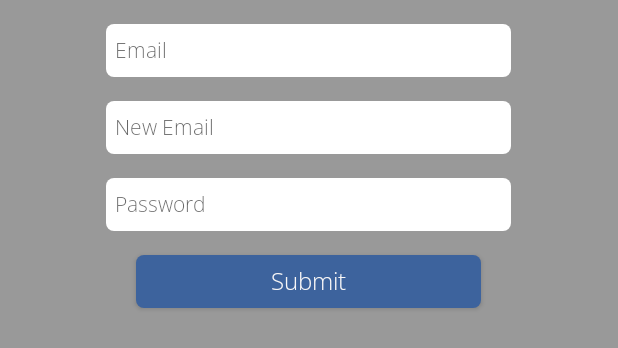
After one commit to MohamedAAbdelwahab/GuardianAngelGP, an Android app: the layout popup_email.xml on its own in the app's theme, with its tools: preview values and no code run, on a phone screen of 412 x 824 dp. The commit adds this screen. Shown: the top 348 px of the screen. Run offline under Robolectric (Android 15) with nearby library versions, the phone set to English and light mode, and no system bars.

Commit message:
popup windows

```diff
--- /dev/null
+++ b/app/src/main/res/layout/popup_email.xml
@@ -0,0 +1,73 @@
+<?xml version="1.0" encoding="utf-8"?>
+<LinearLayout xmlns:android="http://schemas.android.com/apk/res/android"
+    xmlns:app="http://schemas.android.com/apk/res-auto"
+    xmlns:tools="http://schemas.android.com/tools"
+    android:layout_width="match_parent"
+    android:layout_height="match_parent"
+    android:background="#999999"
+    android:gravity="center_horizontal"
+    android:orientation="vertical">
+
+    <EditText
+        android:id="@+id/email_box"
+        android:layout_width="270dp"
+        android:layout_height="35dp"
+        android:layout_marginStart="16dp"
+        android:layout_marginTop="16dp"
+        android:layout_marginEnd="16dp"
+        android:layout_marginBottom="16dp"
+        android:background="@drawable/input_bg"
+        android:backgroundTint="#FFFFFF"
+        android:ems="10"
+        android:fontFamily="@font/open_sans_light"
+        android:foregroundTint="#FFF"
+        android:hint="Email"
+        android:inputType="textEmailAddress"
+        android:paddingLeft="6dp"
+        android:textSize="14sp" />
+
+    <EditText
+        android:id="@+id/email_box2"
+        android:layout_width="270dp"
+        android:layout_height="35dp"
+        android:layout_marginStart="16dp"
+        android:layout_marginEnd="16dp"
+        android:layout_marginBottom="16dp"
+        android:background="@drawable/input_bg"
+        android:backgroundTint="#FFFFFF"
+        android:ems="10"
+        android:fontFamily="@font/open_sans_light"
+        android:foregroundTint="#FFF"
+        android:hint="New Email"
+        android:inputType="textEmailAddress"
+        android:paddingLeft="6dp"
+        android:textSize="14sp" />
+
+    <EditText
+        android:id="@+id/password_box2"
+        android:layout_width="270dp"
+        android:layout_height="35dp"
+        android:background="@drawable/input_bg"
+        android:backgroundTint="#FFFFFF"
+        android:ems="10"
+        android:fontFamily="@font/open_sans_light"
+        android:foregroundTint="#FFFFFF"
+        android:hint="Password"
+        android:inputType="textPassword"
+        android:paddingLeft="6dp"
+        android:textSize="14sp" />
+
+    <Button
+        android:id="@+id/log_btn2"
+        android:layout_width="230dp"
+        android:layout_height="35dp"
+        android:layout_marginTop="16dp"
+        android:layout_marginBottom="16dp"
+        android:background="@drawable/btn_bg"
+        android:fontFamily="@font/open_sans_light"
+        android:text="Submit"
+        android:textAllCaps="false"
+        android:textColor="#FAF8F8"
+        android:textSize="16sp" />
+
+</LinearLayout>
--- a/app/src/main/res/values/styles.xml
+++ b/app/src/main/res/values/styles.xml
@@ -17,4 +17,9 @@
             <item name="android:background">@color/menubackground</item>
             <item name="android:alpha">0.9</item>
     </style>
+    <style name = "AppTheme.popup" >
+        <item name= "android:windowIsTranslucent">true</item>
+        <item name= "android:windowCloseOnTouchOutside">true</item>
+        <item name="android:popupBackground">@drawable/popup_radius</item>
+    </style>
 </resources>
```
Also changed, not shown: app/src/main/AndroidManifest.xml (+14 -0 lines), app/src/main/java/com/GuardianAngel/HomeActivity.java (+26 -0 lines), app/src/main/java/com/GuardianAngel/ScreenCaptureActivity.java (deleted, +0 -78 lines), app/src/main/java/com/GuardianAngel/changeEmailPopup.java (added, +20 -0 lines), app/src/main/java/com/GuardianAngel/changePwdPopup.java (added, +17 -0 lines), app/src/main/java/com/GuardianAngel/enterPwdPopup.java (added, +18 -0 lines), app/src/main/res/drawable/popup_radius.xml (added, +10 -0 lines), app/src/main/res/layout/activity_main.xml (deleted, +0 -129 lines), app/src/main/res/layout/popup_password.xml (added, +64 -0 lines), app/src/main/res/layout/popup_pwd.xml (added, +45 -0 lines).
